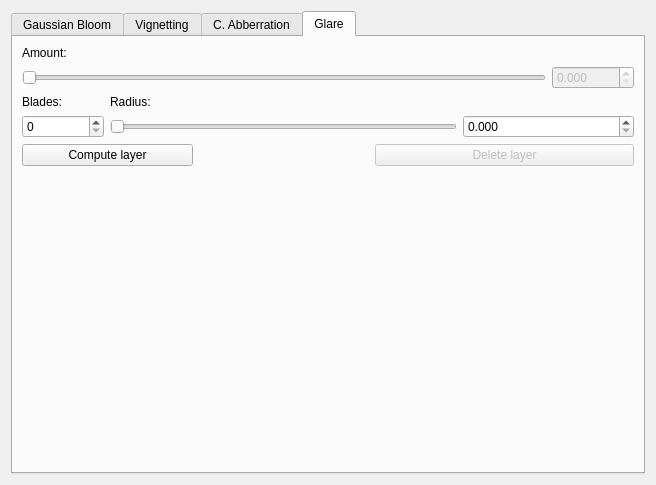
First picture: the form in qtgui/lenseffects.ui, repository sungsoo/luxrender-lux, before the edit.
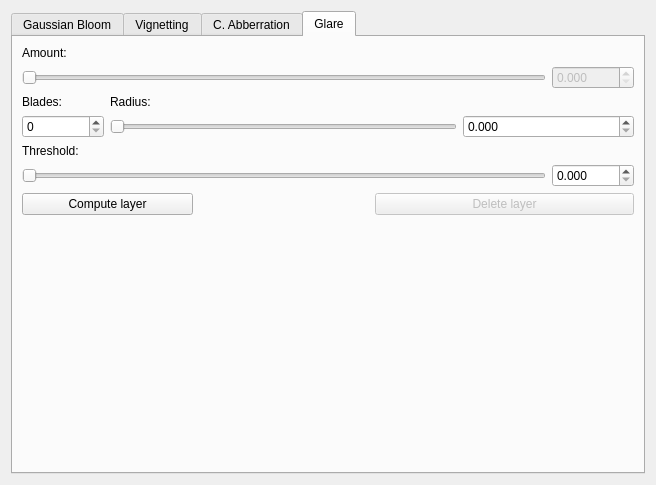
Second picture: the form after the edit. The open tabs and pages were chosen to show the change.

Commit message:
Improved glare effect with threshold by Daniel90.
Jeanphi

Patch:
```diff
--- a/qtgui/lenseffects.ui
+++ b/qtgui/lenseffects.ui
@@ -433,7 +433,7 @@
            </property>
           </widget>
          </item>
-         <item row="4" column="0" colspan="2">
+         <item row="6" column="0" colspan="2">
           <widget class="QPushButton" name="button_glareComputeLayer">
            <property name="toolTip">
             <string>Compute/Update Glare image layer</string>
@@ -443,7 +443,7 @@
            </property>
           </widget>
          </item>
-         <item row="4" column="2" colspan="2">
+         <item row="6" column="2" colspan="2">
           <spacer name="hSpacer3">
            <property name="orientation">
             <enum>Qt::Horizontal</enum>
@@ -456,7 +456,7 @@
            </property>
           </spacer>
          </item>
-         <item row="4" column="4" colspan="3">
+         <item row="6" column="4" colspan="3">
           <widget class="QPushButton" name="button_glareDeleteLayer">
            <property name="enabled">
             <bool>false</bool>
@@ -575,6 +575,58 @@
            </property>
           </spacer>
          </item>
+         <item row="5" column="0" colspan="6">
+          <widget class="QSlider" name="slider_glareThreshold">
+           <property name="toolTip">
+            <string>Just pixels with a brightness above this threshold will be used for the glare effect</string>
+           </property>
+           <property name="maximum">
+            <number>512</number>
+           </property>
+           <property name="orientation">
+            <enum>Qt::Horizontal</enum>
+           </property>
+          </widget>
+         </item>
+         <item row="5" column="6">
+          <widget class="QDoubleSpinBox" name="spinBox_glareThreshold">
+           <property name="toolTip">
+            <string>Just pixels with a brightness above this threshold will be used for the glare effect</string>
+           </property>
+           <property name="keyboardTracking">
+            <bool>false</bool>
+           </property>
+           <property name="decimals">
+            <number>3</number>
+           </property>
+           <property name="maximum">
+            <double>1.000000000000000</double>
+           </property>
+           <property name="singleStep">
+            <double>0.010000000000000</double>
+           </property>
+          </widget>
+         </item>
+         <item row="4" column="0">
+          <widget class="QLabel" name="label_glareThreshold">
+           <property name="text">
+            <string>Threshold:</string>
+           </property>
+          </widget>
+         </item>
+         <item row="4" column="1" colspan="6">
+          <spacer name="horizontalSpacer">
+           <property name="orientation">
+            <enum>Qt::Horizontal</enum>
+           </property>
+           <property name="sizeHint" stdset="0">
+            <size>
+             <width>0</width>
+             <height>0</height>
+            </size>
+           </property>
+          </spacer>
+         </item>
         </layout>
        </item>
        <item>
```
Left out of the diff: 2 changed lines with no effect on the pictures. The commit also changes 8 other files.
